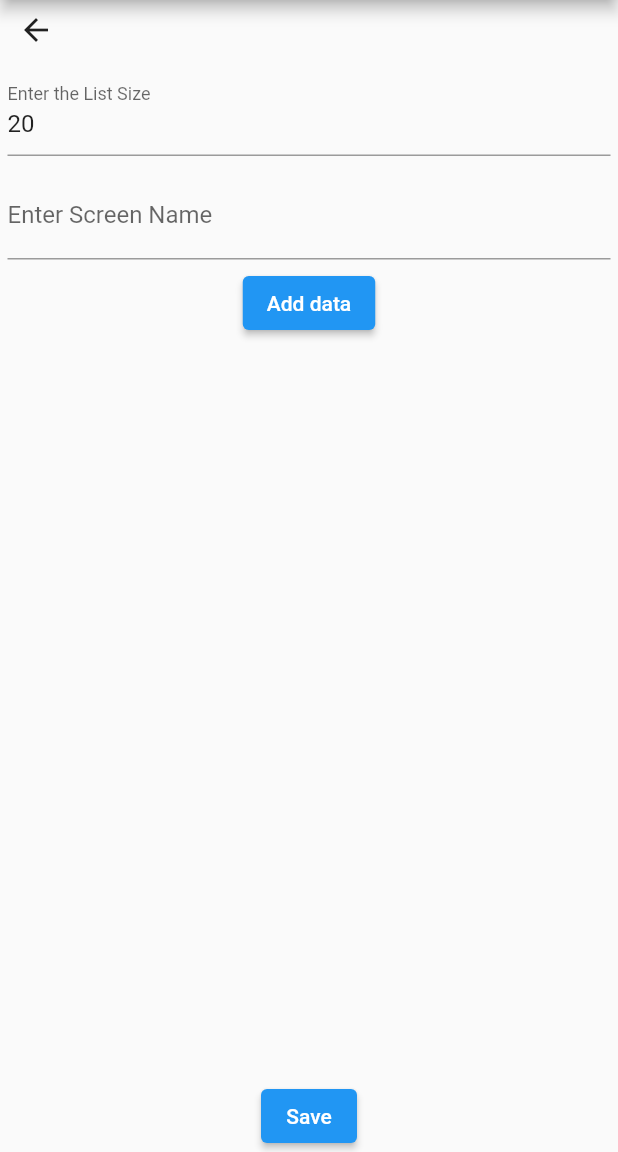
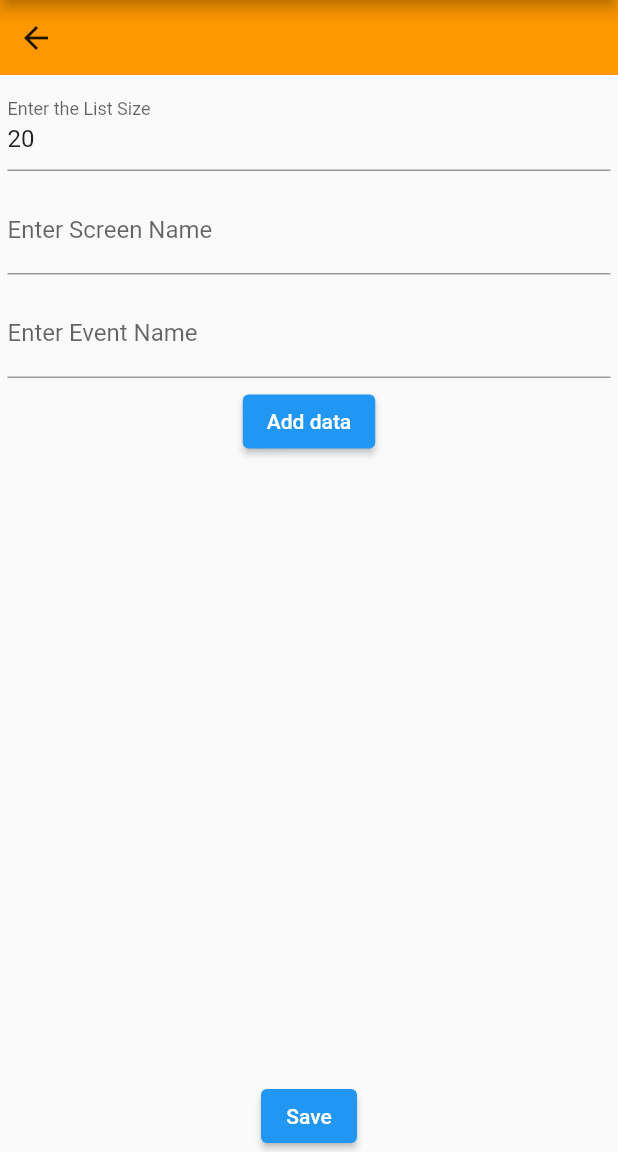
Before and after one commit to WebEngage/we-personalization-flutter, a Flutter app: the CustomInlineScreen screen opened by its route, after a tap on "Add Screen", after a tap on "Screen Name :", on a phone screen of 412 x 824 dp, the part 84-1236 px from its top. Run offline on Flutter 3.47's test engine with Material 2 defaults, Android fonts, the phone set to English and light mode, and no system bars; our stand-ins replace plugin_platform_interface, shared_preferences; missing offline and left inert: webengage_flutter; accounts and stored records are empty; network calls fail.

Commit message:
example app updated

```diff
--- a/example/lib/src/models/customScreen/CustomModel.dart
+++ b/example/lib/src/models/customScreen/CustomModel.dart
@@ -2,6 +2,7 @@ class CustomModel {
   int listSize = 20;
   List<CustomWidgetData> list = [];
   String screenName = "";
+  String event = "";
 
   CustomModel();
 
@@ -9,6 +10,7 @@ class CustomModel {
     var customModel = CustomModel();
     customModel.listSize = parsedJson["listSize"] ?? -1;
     customModel.screenName = parsedJson["screenName"] ?? "";
+    customModel.event = parsedJson["event"] ?? "";
     if (parsedJson["list"] != null) {
       parsedJson["list"].forEach((v) {
         customModel.list.add(CustomWidgetData.fromJson(v));
@@ -23,6 +25,7 @@ class CustomModel {
   Map<String, dynamic> toJson() {
     return {
       "listSize": listSize,
+      "event":event,
       "screenName": screenName,
       "list": list.map<Map<String, dynamic>>((data) => data.toJson()).toList(),
     };
--- a/example/lib/src/screens/CustomListScreen.dart
+++ b/example/lib/src/screens/CustomListScreen.dart
@@ -41,6 +41,9 @@ class _CustomListScreenState extends State<CustomListScreen>
   void didPopNext() {
     super.didPopNext();
     WebEngagePlugin.trackScreen(widget.customModel.screenName);
+    if(widget.customModel.event.isNotEmpty){
+      WebEngagePlugin.trackEvent(widget.customModel.event);
+    }
   }
 
   void _openDialog() {
@@ -75,6 +78,7 @@ class _CustomListScreenState extends State<CustomListScreen>
         ],
       ),
       body: Container(
+
           padding: EdgeInsets.all(10),
           child: ListView.builder(
               itemCount:
--- a/example/lib/src/screens/CustomScreen.dart
+++ b/example/lib/src/screens/CustomScreen.dart
@@ -33,14 +33,17 @@ class _CustomInlineScreenState extends State<CustomInlineScreen> {
     return Container(
       child: Column(
         mainAxisSize: MainAxisSize.min,
+
         children: [
           widget.isDialog
               ? SizedBox()
               : Container(
-                  height: 40,
+                  height: 50,
+                  color: Colors.orange,
                   child: Row(
+                    mainAxisAlignment: MainAxisAlignment.spaceBetween,
                     children: [
-                      IconButton(
+                      screenType == ScreenType.detail ? IconButton(
                           onPressed: () {
                             if (screenType == ScreenType.detail) {
                               setState(() {
@@ -48,7 +51,7 @@ class _CustomInlineScreenState extends State<CustomInlineScreen> {
                               });
                             }
                           },
-                          icon: Icon(Icons.arrow_back)),
+                          icon: Icon(Icons.arrow_back)) : SizedBox(),
                       screenType == ScreenType.list
                           ? ElevatedButton(
                               onPressed: () {
@@ -77,7 +80,11 @@ class _CustomInlineScreenState extends State<CustomInlineScreen> {
                         },
                         child: Container(
                           padding: EdgeInsets.all(10),
-                          color: Colors.grey,
+                          margin: EdgeInsets.all(10),
+                          decoration: BoxDecoration(
+                            color: Colors.grey,
+                            borderRadius: BorderRadius.circular(10)
+                          ),
                           child: Row(
                             mainAxisSize: MainAxisSize.max,
                             mainAxisAlignment: MainAxisAlignment.spaceBetween,
--- a/example/lib/src/widgets/SimpleWidget.dart
+++ b/example/lib/src/widgets/SimpleWidget.dart
@@ -58,7 +58,7 @@ class _SimpleWidgetState extends State<SimpleWidget>
         margin: EdgeInsets.all(5),
         padding: EdgeInsets.all(5),
         //height: viewHeight,
-        decoration: const BoxDecoration(color: Colors.white,
+        decoration: const BoxDecoration(color: Colors.grey,
         borderRadius: BorderRadius.all(Radius.circular(10))
         ),
         child: Row(
--- a/example/lib/src/widgets/customWidgets/CustomModelWidget.dart
+++ b/example/lib/src/widgets/customWidgets/CustomModelWidget.dart
@@ -47,6 +47,15 @@ class _CustomModelWidgetState extends State<CustomModelWidget> {
                   }
                 },
               ),
+              Edittext(
+                title: "Enter Event Name",
+                defaultValue: getValue(widget.customModel!.event),
+                onChange: (text) {
+                  if (text.toString().isNotEmpty) {
+                    widget.customModel?.event = text;
+                  }
+                },
+              ),
               ElevatedButton(onPressed: _addData, child: Text("Add data")),
               widget.customModel == null
                   ? SizedBox()
@@ -87,7 +96,8 @@ class _CustomModelWidgetState extends State<CustomModelWidget> {
                 Text(
                     "Android property id - ${customWidgetData.androidPropertyId}"),
                 Text("ios property id - ${customWidgetData.iosPropertyID}"),
-                Text("View Height - ${customWidgetData.viewHeight}")
+                Text("View Height - ${customWidgetData.viewHeight}"),
+                Text("View Width - ${customWidgetData.viewWidth}")
               ],
             ),
           ),
```
